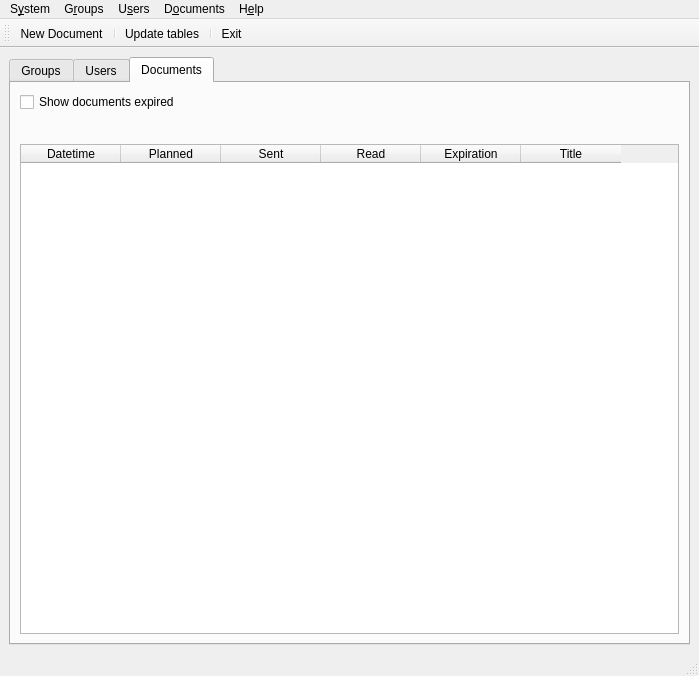
turulomio/didyoureadme, file ui/frmMain.ui: the form before one commit.
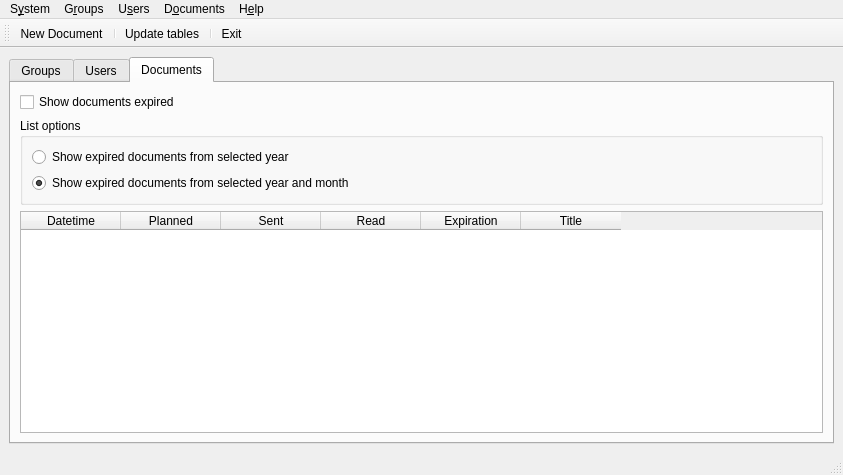
The form after the commit. Icons and pictures are not drawn. Custom widgets are drawn as their Qt base class.

Commit message: Added wdgYear to expired. Added icons.

```diff
--- a/ui/frmMain.ui
+++ b/ui/frmMain.ui
@@ -10,8 +10,8 @@
    <rect>
     <x>0</x>
     <y>0</y>
-    <width>699</width>
-    <height>676</height>
+    <width>843</width>
+    <height>475</height>
    </rect>
   </property>
   <property name="cursor">
@@ -117,9 +117,7 @@
        <attribute name="title">
         <string>Documents</string>
        </attribute>
-       <layout class="QHBoxLayout" name="horizontalLayout_5">
-        <item>
-         <layout class="QVBoxLayout" name="verticalLayout_2">
+       <layout class="QVBoxLayout" name="verticalLayout_3">
           <item>
            <widget class="QCheckBox" name="chkDocumentsExpired">
             <property name="text">
@@ -128,9 +126,28 @@
            </widget>
           </item>
           <item>
+         <widget class="QGroupBox" name="grp">
+          <property name="title">
+           <string>List options</string>
+          </property>
+          <layout class="QVBoxLayout" name="verticalLayout_2">
+           <item>
            <layout class="QHBoxLayout" name="horizontalLayout_4">
             <item>
-             <spacer name="horizontalSpacer">
+              <widget class="QRadioButton" name="radYear">
+               <property name="text">
+                <string>Show expired documents from selected year</string>
+               </property>
+               <property name="checked">
+                <bool>false</bool>
+               </property>
+              </widget>
+             </item>
+             <item>
+              <widget class="wdgYear" name="wy" native="true"/>
+             </item>
+             <item>
+              <spacer name="horizontalSpacer_3">
               <property name="orientation">
                <enum>Qt::Horizontal</enum>
               </property>
@@ -141,12 +158,26 @@
                </size>
               </property>
              </spacer>
+             </item>
+            </layout>
+           </item>
+           <item>
+            <layout class="QHBoxLayout" name="horizontalLayout_5">
+             <item>
+              <widget class="QRadioButton" name="radYearMonth">
+               <property name="text">
+                <string>Show expired documents from selected year and month</string>
+               </property>
+               <property name="checked">
+                <bool>true</bool>
+               </property>
+              </widget>
             </item>
             <item>
              <widget class="wdgYearMonth" name="wym" native="true"/>
             </item>
             <item>
-             <spacer name="horizontalSpacer_2">
+              <spacer name="horizontalSpacer">
               <property name="orientation">
                <enum>Qt::Horizontal</enum>
               </property>
@@ -159,6 +190,9 @@
              </spacer>
             </item>
            </layout>
+           </item>
+          </layout>
+         </widget>
           </item>
           <item>
            <widget class="myQTableWidget" name="tblDocuments">
@@ -216,8 +250,6 @@
            </widget>
           </item>
          </layout>
-        </item>
-       </layout>
       </widget>
      </widget>
     </item>
@@ -228,8 +260,8 @@
     <rect>
      <x>0</x>
      <y>0</y>
-     <width>699</width>
-     <height>28</height>
+     <width>843</width>
+     <height>21</height>
     </rect>
    </property>
    <widget class="QMenu" name="menuAyuda">
@@ -537,6 +569,12 @@
    <extends>QTableWidget</extends>
    <header location="global">myqtablewidget</header>
   </customwidget>
+  <customwidget>
+   <class>wdgYear</class>
+   <extends>QWidget</extends>
+   <header location="global">wdgYear</header>
+   <container>1</container>
+  </customwidget>
  </customwidgets>
  <resources>
   <include location="../images/didyoureadme.qrc"/>
```
Left out of the diff: 22 changed lines with no effect on the pictures. Lines whose indentation alone changed are shown as unchanged. The commit also changes 17 other files.
